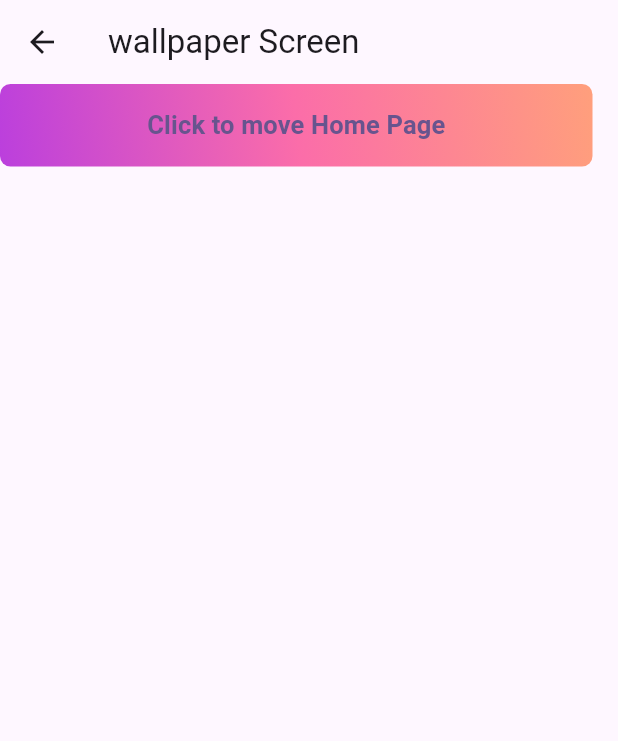
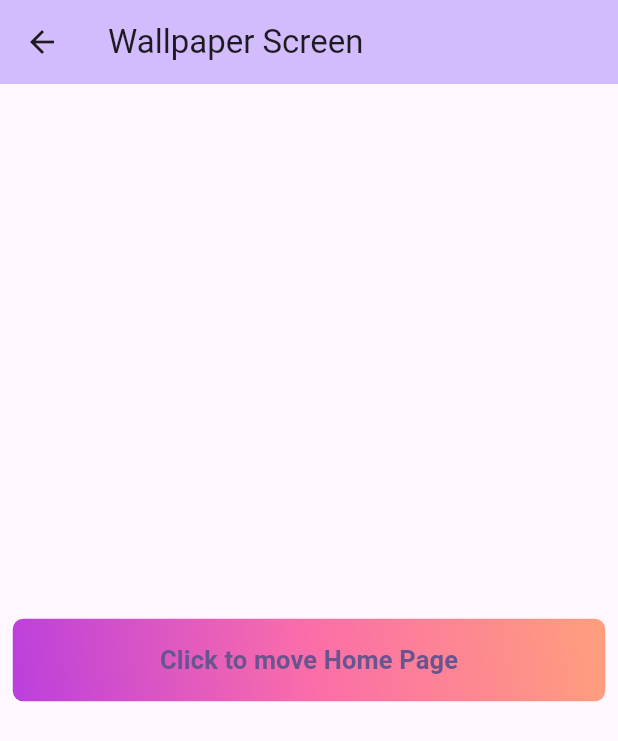
Before and after one commit to anurudha-singh/custom_widgets, a Flutter app: the WallpaperScreen screen opened by its route, on a phone screen of 412 x 824 dp. Shown: the top 741 px of the screen. Run offline on Flutter 3.47's test engine with Material 3 defaults, Android fonts, the light colour scheme and no system bars.

Commit message:
Code refactored

```diff
--- a/lib/screens/homepage.dart
+++ b/lib/screens/homepage.dart
@@ -16,7 +16,7 @@ class MyHomePage extends StatelessWidget {
               onPressed: () {
                 Navigator.pushNamed(context, '/wallpaper_screen');
               },
-              title: 'Click to move wallpaper screen')),
+              title: 'Click to move Wallpaper screen')),
     );
   }
 }
--- a/lib/screens/wallpapers.dart
+++ b/lib/screens/wallpapers.dart
@@ -13,16 +13,20 @@ class _WallpaperScreenState extends State<WallpaperScreen> {
   Widget build(BuildContext context) {
     return Scaffold(
       appBar: AppBar(
-        title: Text('wallpaper Screen'),
+        backgroundColor: Theme.of(context).colorScheme.inversePrimary,
+        title: Text('Wallpaper Screen'),
       ),
-      body: Container(
+      body: Center(
+        child: Container(
             child: Column(
+          mainAxisAlignment: MainAxisAlignment.center,
           children: [
             GradientButton(
                 title: 'Click to move Home Page',
                 onPressed: () => Navigator.pushNamed(context, '/'))
           ],
         )),
+      ),
     );
   }
 }
```
Lines whose indentation alone changed are shown as unchanged.
